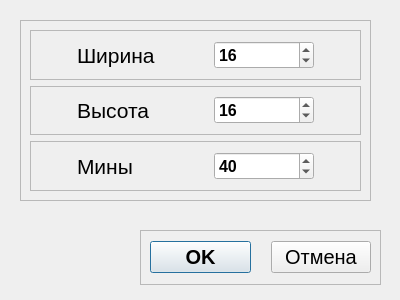
Qt form customdifficultywindow.ui (nerealnaya-zomba/Minesweeper-C-Qt) before a commit.
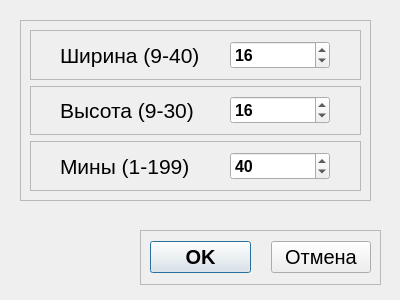
The same form after that commit.

The edit to the form file:
```diff
--- a/customdifficultywindow.ui
+++ b/customdifficultywindow.ui
@@ -155,7 +155,7 @@
         <widget class="QLabel" name="widthLabel">
          <property name="maximumSize">
           <size>
-           <width>100</width>
+           <width>150</width>
            <height>16777215</height>
           </size>
          </property>
@@ -166,7 +166,7 @@
           </font>
          </property>
          <property name="text">
-          <string>Ширина</string>
+          <string>Ширина (9-40)</string>
          </property>
         </widget>
        </item>
@@ -214,7 +214,7 @@
         <widget class="QLabel" name="heightLabel">
          <property name="maximumSize">
           <size>
-           <width>100</width>
+           <width>150</width>
            <height>16777215</height>
           </size>
          </property>
@@ -225,7 +225,7 @@
           </font>
          </property>
          <property name="text">
-          <string>Высота</string>
+          <string>Высота (9-30)</string>
          </property>
         </widget>
        </item>
@@ -273,7 +273,7 @@
         <widget class="QLabel" name="minesLabel">
          <property name="maximumSize">
           <size>
-           <width>100</width>
+           <width>150</width>
            <height>16777215</height>
           </size>
          </property>
@@ -284,7 +284,7 @@
           </font>
          </property>
          <property name="text">
-          <string>Мины</string>
+          <string>Мины (1-199)</string>
          </property>
         </widget>
        </item>
```
